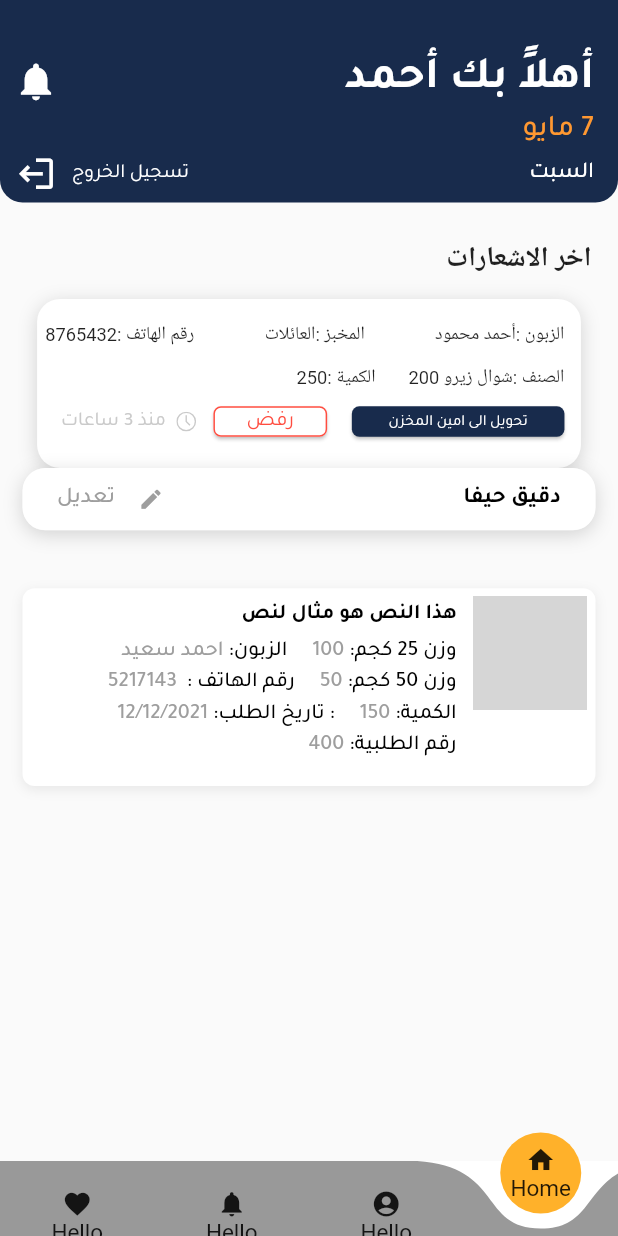
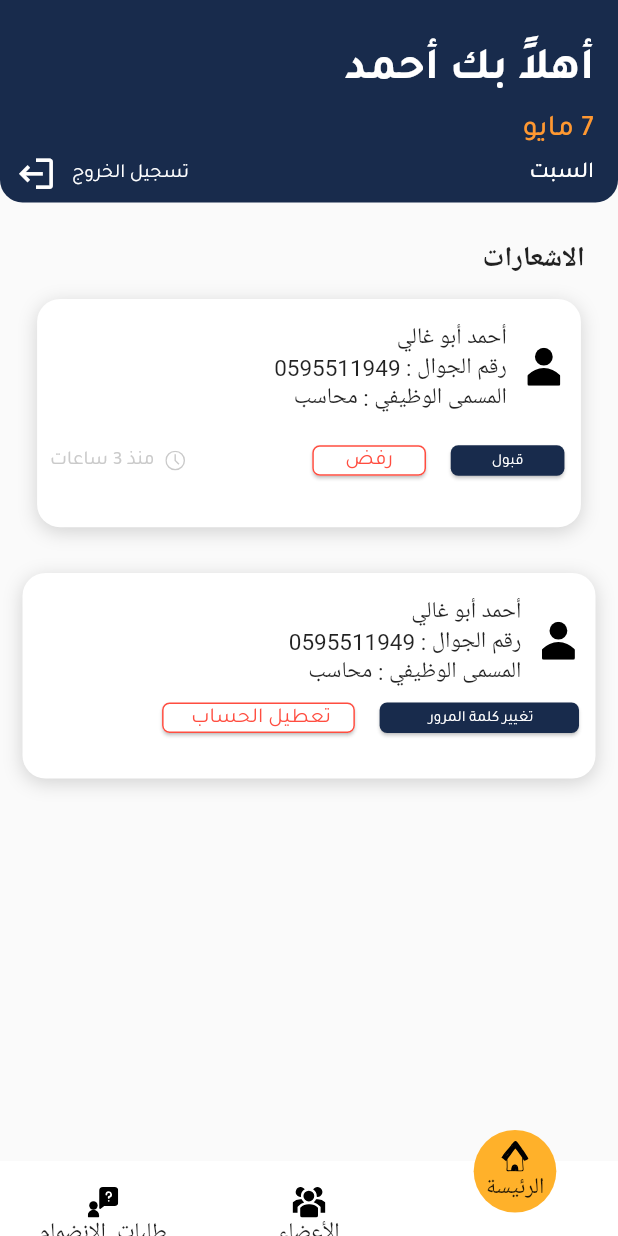
Before and after one commit to AhmadMAbuGhali/agc_conpany, a Flutter app: the screen it shows after launch, after a tap on "تسجيل الدخول", on a phone screen of 412 x 824 dp. Run offline on Flutter 3.47's test engine with Material 2 defaults, Android fonts, the phone set to English and light mode, and no system bars; drawn by our look-alikes of curved_navigation_bar; our stand-ins replace flutter_screenutil, flutter_svg, get; missing offline and left inert: splash_screen_view; network calls fail; grey boxes are pictures that could not be loaded.

Commit message:
Admin v1

```diff
--- /dev/null
+++ b/lib/componant/admin_see_member.dart
@@ -0,0 +1,113 @@
+import 'package:agc_conpany/resources/color_manager.dart';
+import 'package:agc_conpany/resources/font_manager.dart';
+import 'package:agc_conpany/resources/styles_manager.dart';
+import 'package:agc_conpany/resources/values_manager.dart';
+import 'package:flutter/cupertino.dart';
+import 'package:flutter/material.dart';
+import 'package:flutter_screenutil/flutter_screenutil.dart';
+import 'package:flutter_svg/svg.dart';
+import 'package:get/get.dart';
+import 'package:get/get_core/src/get_main.dart';
+
+import '../resources/assets_manager.dart';
+import '../ui/nav_bar.dart';
+
+class AdminMember extends StatelessWidget {
+  @override
+  Widget build(BuildContext context) {
+    // TODO: implement build
+    return Container(
+      width: 350.w,
+      height: 135.h,
+      decoration: BoxDecoration(
+          boxShadow: [
+            BoxShadow(
+              color: ColorManager.black.withOpacity(0.16),
+              blurRadius: 10,
+              offset: Offset(0, 3), // changes position of shadow
+            ),
+          ],
+          borderRadius: BorderRadius.circular(15.r), color: ColorManager.white),
+      child: Stack(
+        children: [
+          Padding(
+            padding: EdgeInsets.only(top: 15.h, right: 10.w, left: 5.w),
+            child: Column(
+              children: [
+               Row(
+                 children: [
+                   SvgPicture.asset(
+                     IconAssets.person,width: 25.w,height: 25.h,
+                   ),
+                   SizedBox(width: 10.w,),
+                   Column(
+                     crossAxisAlignment: CrossAxisAlignment.start,
+                     children: [
+                       Text('أحمد أبو غالي '),
+                       Text('رقم الجوال : 0595511949'),
+                       Text('المسمى الوظيفي : محاسب'),
+                     ],
+                   )
+                 ],
+               ),
+                SizedBox(
+                  height: 11.h,
+                ),
+
+
+                // Accept or reject
+                Row(
+                  mainAxisAlignment: MainAxisAlignment.start,
+                  children: [
+                    SizedBox(
+                      width: 121.w,
+                      height: 20.h,
+                      child: ElevatedButton(onPressed: () => Get.to(()=>NavScreen()),
+                        child: Text('تغيير كلمة المرور ',style: getRegularStyle(color: ColorManager.white,fontSize: FontSize.s10.sp),)
+                        ,style: ElevatedButton.styleFrom(
+                            primary: ColorManager.primary,
+                            elevation: 1,
+                            shape: RoundedRectangleBorder(
+                                borderRadius: BorderRadius.circular(AppSize.s5))
+                        ),
+                      ),
+                    ),
+                    SizedBox(width: 15.w,)
+                    , SizedBox(
+                      width: 117.w,
+                      height: 20.h,
+                      child: ElevatedButton(onPressed: () => Get.to(()=>NavScreen()),
+                        child:Text('تعطيل الحساب ',style: getRegularStyle(color: ColorManager.reject,fontSize: FontSize.s14.sp),)
+                        ,style: ElevatedButton.styleFrom(
+                            primary: ColorManager.white,
+                            side: BorderSide(width: 1.0, color: ColorManager.reject,),elevation: 1, shape: RoundedRectangleBorder(
+                            borderRadius: BorderRadius.circular(AppSize.s5))
+                        ),),
+                    ),
+                    SizedBox(width: 10.w,),
+                    // Container(
+                    //   height: 24.h,
+                    //   width: 122.w,
+                    //   child: AccountantNotiTrans(
+                    //     label: 'تحويل الي أمين المخزن',
+                    //     onTap: () {},
+                    //   ),
+                    // ),
+                    // AccountantButtonReject(
+                    //   label: 'رفض',
+                    //   onTap: () {},
+                    //   color: Colors.transparent,
+                    //   width: 69.w,
+                    //   height: 24.h,
+                    // ),
+
+                  ],
+                ),
+              ],
+            ),
+          )
+        ],
+      ),
+    );
+  }
+}
--- /dev/null
+++ b/lib/componant/join_req.dart
@@ -0,0 +1,120 @@
+import 'package:agc_conpany/resources/color_manager.dart';
+import 'package:agc_conpany/resources/font_manager.dart';
+import 'package:agc_conpany/resources/styles_manager.dart';
+import 'package:agc_conpany/resources/values_manager.dart';
+import 'package:flutter/cupertino.dart';
+import 'package:flutter/material.dart';
+import 'package:flutter_screenutil/flutter_screenutil.dart';
+import 'package:flutter_svg/svg.dart';
+import 'package:get/get.dart';
+import 'package:get/get_core/src/get_main.dart';
+
+import '../resources/assets_manager.dart';
+import '../ui/nav_bar.dart';
+
+class AdminJR extends StatelessWidget {
+  @override
+  Widget build(BuildContext context) {
+    // TODO: implement build
+    return Container(
+      width: 330.w,
+      height: 150.h,
+      decoration: BoxDecoration(
+          boxShadow: [
+            BoxShadow(
+              color: ColorManager.black.withOpacity(0.16),
+              blurRadius: 10,
+              offset: Offset(0, 3), // changes position of shadow
+            ),
+          ],
+          borderRadius: BorderRadius.circular(15.r), color: ColorManager.white),
+      child: Stack(
+        children: [
+          Padding(
+            padding: EdgeInsets.only(top: 15.h, right: 10.w, left: 5.w),
+            child: Column(
+              children: [
+               Row(
+                 children: [
+                   SvgPicture.asset(
+                     IconAssets.person,width: 25.w,height: 25.h,
+                   ),
+                   SizedBox(width: 10.w,),
+                   Column(
+                     crossAxisAlignment: CrossAxisAlignment.start,
+                     children: [
+                       Text('أحمد أبو غالي '),
+                       Text('رقم الجوال : 0595511949'),
+                       Text('المسمى الوظيفي : محاسب'),
+                     ],
+                   )
+                 ],
+               ),
+                SizedBox(
+                  height: 11.h,
+                ),
+
+                SizedBox(
+                  height: 11.h,
+                ),
+                // Accept or reject
+                Row(
+                  mainAxisAlignment: MainAxisAlignment.start,
+                  children: [
+                    SizedBox(
+                      width: 69.w,
+                      height: 20.h,
+                      child: ElevatedButton(onPressed: () => Get.to(()=>NavScreen()),
+                        child: Text('قبول',style: getRegularStyle(color: ColorManager.white,fontSize: FontSize.s10.sp),)
+                        ,style: ElevatedButton.styleFrom(
+                            primary: ColorManager.primary,
+                            elevation: 1,
+                            shape: RoundedRectangleBorder(
+                                borderRadius: BorderRadius.circular(AppSize.s5))
+                        ),
+                      ),
+                    ),
+                    SizedBox(width: 15.w,)
+                    , SizedBox(
+                      width: 69.w,
+                      height: 20.h,
+                      child: ElevatedButton(onPressed: () => Get.to(()=>NavScreen()),
+                        child:Text('رفض',style: getRegularStyle(color: ColorManager.reject,fontSize: FontSize.s14.sp),)
+                        ,style: ElevatedButton.styleFrom(
+                            primary: ColorManager.white,
+                            side: BorderSide(width: 1.0, color: ColorManager.reject,),elevation: 1, shape: RoundedRectangleBorder(
+                            borderRadius: BorderRadius.circular(AppSize.s5))
+                        ),),
+                    ),
+                    SizedBox(width: 10.w,),
+                    // Container(
+                    //   height: 24.h,
+                    //   width: 122.w,
+                    //   child: AccountantNotiTrans(
+                    //     label: 'تحويل الي أمين المخزن',
+                    //     onTap: () {},
+                    //   ),
+                    // ),
+                    // AccountantButtonReject(
+                    //   label: 'رفض',
+                    //   onTap: () {},
+                    //   color: Colors.transparent,
+                    //   width: 69.w,
+                    //   height: 24.h,
+                    // ),
+                    Spacer(),
+                    SvgPicture.asset(
+                      IconAssets.time,width: 13.w,height: 13.h,
+                    ),
+                    SizedBox(width: 6.w,),
+                    Text('منذ 3 ساعات ', style: getRegularStyle(color: ColorManager.grayTime,fontSize: FontSize.s13)),
+                  ],
+                ),
+              ],
+            ),
+          )
+        ],
+      ),
+    );
+  }
+}
--- a/lib/resources/assets_manager.dart
+++ b/lib/resources/assets_manager.dart
@@ -8,6 +8,10 @@ class ImageAssets {
 const String ICON_PATH='assets/icon';
 class IconAssets{
   static const String time='$ICON_PATH/time.svg';
+  static const String admin_home='$ICON_PATH/adminhome.svg';
+  static const String admin_company_member='$ICON_PATH/admincompanymember.svg';
+  static const String admin_join='$ICON_PATH/adminjoin_req.svg';
+  static const String person='$ICON_PATH/person.svg';
 
 
 }
--- /dev/null
+++ b/lib/ui/admin/admin_company_member.dart
@@ -0,0 +1,9 @@
+import 'package:flutter/material.dart';
+class AdminCompanyMember extends StatelessWidget {
+  const AdminCompanyMember({Key? key}) : super(key: key);
+
+  @override
+  Widget build(BuildContext context) {
+    return Container();
+  }
+}
--- /dev/null
+++ b/lib/ui/admin/admin_home.dart
@@ -0,0 +1,185 @@
+import 'dart:math' as math;
+
+import 'package:agc_conpany/componant/admin_see_member.dart';
+import 'package:flutter/material.dart';
+import 'package:flutter_screenutil/flutter_screenutil.dart';
+import 'package:get/get.dart';
+
+import '../../componant/join_req.dart';
+import '../../resources/color_manager.dart';
+import '../../resources/font_manager.dart';
+import '../../resources/styles_manager.dart';
+import '../registration/login.dart';
+import 'admin_nav_bar.dart';
+
+class AdminHome extends StatelessWidget {
+
+    List<String> MONTHS = [
+      "يناير",
+      "فبراير",
+      "مارس",
+      "أبريل",
+      "مايو",
+      "يونيو",
+      "يوليو",
+      "أغسطس",
+      "سبتمبر",
+      "أكتوبر",
+      "نوفمبر",
+      "ديسمبر"
+    ];
+    List<String> day = [
+      'الأثنين',
+      'الثلاثاء',
+      'الأربعاء',
+      'الخميس',
+      'الجمعة',
+      'السبت',
+      'الأحد',
+    ];
+    ScrollController rrectController = ScrollController();
+    DateTime now = new DateTime.now();
+    String formattedDateTime() {
+      return now.day.toString() + " " + MONTHS[now.month - 1];
+    }
+
+    String formattedDay() {
+      return day[now.weekday - 1];
+    }
+
+    @override
+    Widget build(BuildContext context) {
+      // TODO: implement build
+      return Scaffold(
+        body: SafeArea(
+          child: Column(
+            crossAxisAlignment: CrossAxisAlignment.start,
+            children: [
+              Container(
+                width: MediaQuery.of(context).size.width,
+                height: 133.h,
+                decoration: const BoxDecoration(
+                    color: Color(0xFF182B4C),
+                    borderRadius: BorderRadius.only(
+                        bottomLeft: Radius.circular(15.0),
+                        bottomRight: Radius.circular(15.0))),
+                child: Stack(
+                  children: [
+                    Positioned(
+                        top: 30,
+                        right: 16,
+                        left: 0,
+                        child: Row(
+                          children: [
+                            Text(
+                              'أهلاً بك أحمد',
+                              style: getBoldStyle(color: ColorManager.white,fontSize: FontSize.s30),
+                            ),
+                            const Spacer(),
+
+                          ],
+                        )),
+                    Positioned(
+                        top: 75,
+                        right: 16,
+                        left: 0,
+                        child: Text(
+                          formattedDateTime(),
+                          style: getMediumStyle(color: ColorManager.textOrange,fontSize: FontSize.s20),
+                        )),
+                    Positioned(
+                        top: 92,
+                        right: 16,
+                        left: 0,
+                        child: Row(
+                          children: [
+                            Text(
+                                formattedDay(),
+                                style:getMediumStyle(color: ColorManager.white,fontSize: FontSize.s15)
+                            ),
+                            const Spacer(),
+                            InkWell(
+                                onTap: () => Get.to(()=>Login()),
+                                child: Container(
+                                  child: Row(
+                                    children: [
+                                      Text(
+                                          'تسجيل الخروج',
+                                          style: getRegularStyle(color: ColorManager.white,fontSize: FontSize.s13)),
+
+                                      Transform(
+                                        alignment: Alignment.center,
+                                        transform: Matrix4.rotationY(math.pi),
+                                        child: IconButton(
+                                            onPressed: () {},
+                                            icon: const Icon(
+                                              Icons.logout,
+                                              size: 27,
+                                              color: Colors.white,
+                                            )),
+                                      )
+                                    ],
+                                  ),
+                                ))
+                          ],
+                        )),
+                  ],
+                ),
+              ),
+              Padding(
+                padding: EdgeInsets.only(top: 24.h, right: 16.w),
+                child: Text(
+                  ' الاشعارات',
+                  style: TextStyle(fontSize: 18.sp, fontWeight: FontWeight.bold),
+                ),
+              ),
+              // Container(
+              //   height: 320,
+              //   child: Column(
+              //     children: [
+              //       Expanded(
+              //         child: Scrollbar(
+              //           isAlwaysShown: true,
+              //           showTrackOnHover: true,
+              //           hoverThickness: 15.0,
+              //           child: ListView.builder(
+              //             physics: const BouncingScrollPhysics(),
+              //             padding: const EdgeInsets.only(bottom: 60),
+              //             controller: rrectController,
+              //             itemCount: 15,
+              //             itemBuilder: (context, index) {
+              //               return AccountantNotification();
+              //             },
+              //           ),
+              //         ),
+              //       ),
+              //     ],
+              //   ),
+              // ),
+              // SingleChildScrollView(
+              //   child: Expanded(
+              //     child: ListView.builder(
+              //         itemCount: 5,
+              //         itemBuilder: (context, ind) {
+              //           return AccountantNotification();
+              //         }),
+              //   ),
+              // ),
+              Padding(
+                padding: EdgeInsets.all(15),
+                child: Column(
+                  children: [
+                    AdminJR(),
+                    SizedBox(height: 30.h,),
+                    AdminMember()
+                  ],
+
+                ),
+              ),
+
+            ],
+          ),
+        ),
+      );
+    }
+  }
--- /dev/null
+++ b/lib/ui/admin/admin_join_req.dart
@@ -0,0 +1,28 @@
+import 'package:agc_conpany/componant/accountant_notification.dart';
+import 'package:agc_conpany/componant/join_req.dart';
+import 'package:flutter/material.dart';
+import 'package:flutter_screenutil/flutter_screenutil.dart';
+class AdminJoinReq extends StatelessWidget {
+  const AdminJoinReq({Key? key}) : super(key: key);
+
+  @override
+  Widget build(BuildContext context) {
+    return SafeArea(
+
+            child: SingleChildScrollView(
+              child: Column(
+                crossAxisAlignment: CrossAxisAlignment.center,
+
+                children: [
+                  Text('طلبات الانضمام'),
+                  SizedBox(height: 25.h,),
+                  AdminJR(),
+                ],
+              ),
+            ),
+
+
+
+    );
+  }
+}
--- /dev/null
+++ b/lib/ui/admin/admin_nav_bar.dart
@@ -0,0 +1,110 @@
+import 'package:agc_conpany/resources/color_manager.dart';
+import 'package:agc_conpany/ui/admin/admin_home.dart';
+import 'package:agc_conpany/ui/company_member/accountant/home.dart';
+import 'package:agc_conpany/ui/registration/login.dart';
+import 'package:curved_navigation_bar/curved_navigation_bar.dart';
+import 'package:flutter/material.dart';
+import 'package:flutter_screenutil/flutter_screenutil.dart';
+import 'package:flutter_svg/svg.dart';
+
+import '../../componant/join_req.dart';
+import '../../resources/assets_manager.dart';
+import 'admin_company_member.dart';
+
+class AdminNavBar extends StatefulWidget {
+  @override
+  State<AdminNavBar> createState() => _HomeScreenState();
+}
+
+class _HomeScreenState extends State<AdminNavBar> {
+  final int _pageCount = 4;
+  int _pageIndex = 0;
+  final GlobalKey<CurvedNavigationBarState> _bottomNavigationKey = GlobalKey();
+  @override
+  @override
+  Widget build(BuildContext context) {
+    // TODO: implement build
+    return Scaffold(
+        bottomNavigationBar: CurvedNavigationBar(
+          key: _bottomNavigationKey,
+          index: 0,
+          height: 50.0,
+          items: <Widget>[
+            Column(
+              mainAxisAlignment: MainAxisAlignment.center,
+              children:  [
+                SvgPicture.asset(
+                  IconAssets.admin_home,width: 20.w,height: 20.h,
+                ),
+                const Text('الرئيسة'),
+              ],
+            ),
+            Column(
+              mainAxisAlignment: MainAxisAlignment.center,
+              children:  [
+                SvgPicture.asset(
+                  IconAssets.admin_company_member,width: 20.w,height: 20.h,
+                ),
+                const Text('الأعضاء'),
+              ],
+            ),
+            Column(
+              mainAxisAlignment: MainAxisAlignment.center,
+              children:  [
+                SvgPicture.asset(
+                  IconAssets.admin_join,width: 20.w,height: 20.h,
+                ),
+                const Text('طلبات  الانضمام'),
+              ],
+            ),
+
+          ],
+          color: Colors.white.withOpacity(0.11),
+          buttonBackgroundColor: ColorManager.button,
+          backgroundColor: ColorManager.white,
+          animationCurve: Curves.easeInOut,
+          animationDuration: const Duration(milliseconds: 600),
+          onTap: (index) {
+            setState(() {
+              _pageIndex = index;
+            });
+          },
+          letIndexChange: (index) => true,
+        ),
+        body: _body());
+  }
+
+  Widget _body() {
+    return Stack(
+      children: List<Widget>.generate(_pageCount, (int index) {
+        return IgnorePointer(
+          ignoring: index != _pageIndex,
+          child: Opacity(
+            opacity: _pageIndex == index ? 1.0 : 0.0,
+            child: Navigator(
+              onGenerateRoute: (RouteSettings settings) {
+                return MaterialPageRoute(
+                  builder: (_) => ppage(index),
+                  settings: settings,
+                );
+              },
+            ),
+          ),
+        );
+      }),
+    );
+  }
+
+  Widget ppage(int index) {
+    switch (index) {
+      case 0:
+        return AdminHome();
+      case 1:
+        return AdminCompanyMember();
+      case 2:
+        return AdminJR();
+
+    }
+    throw "Invalid index $index";
+  }
+}
--- a/lib/ui/registration/login.dart
+++ b/lib/ui/registration/login.dart
@@ -1,12 +1,14 @@
 import 'package:agc_conpany/componant/input_feild.dart';
 import 'package:agc_conpany/resources/font_manager.dart';
 import 'package:agc_conpany/resources/styles_manager.dart';
+import 'package:agc_conpany/ui/admin/admin_home.dart';
 import 'package:agc_conpany/ui/nav_bar.dart';
 import 'package:agc_conpany/ui/registration/sign_up.dart';
 import 'package:flutter/material.dart';
 import 'package:flutter_screenutil/flutter_screenutil.dart';
 import 'package:get/get.dart';
 import '../../resources/color_manager.dart';
+import '../admin/admin_nav_bar.dart';
 
 class Login extends StatelessWidget {
   TextEditingController emailController = TextEditingController();
@@ -119,7 +121,7 @@ class Login extends StatelessWidget {
               child: SizedBox(
                 width: 253.w,
                 height: 50.h,
-                child: ElevatedButton(onPressed: () => Get.to(()=>NavScreen()),
+                child: ElevatedButton(onPressed: () => Get.to(()=>AdminNavBar()),
                   child:const Text('تسجيل الدخول'),),
               )
             ),
```
Also changed, not shown: assets/icon/admincompanymember.svg (added), assets/icon/adminhome.svg (added), assets/icon/adminjoin_req.svg (added), assets/icon/person.svg (added), lib/ui/admin/a.dart (deleted), 2 other files.
